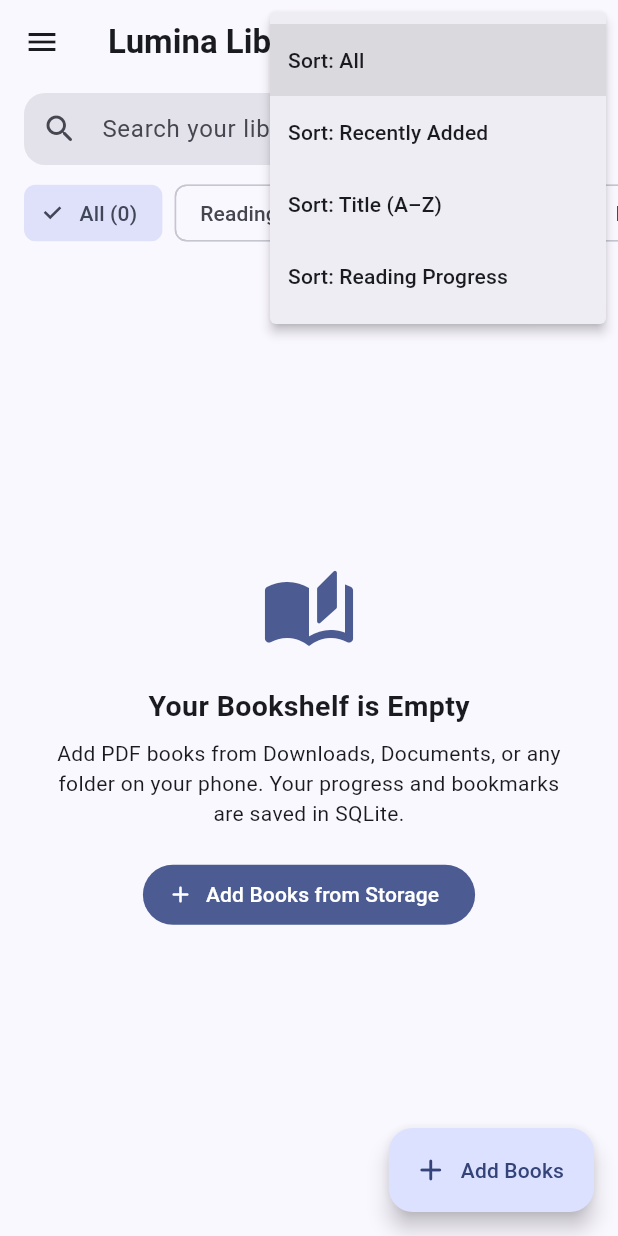
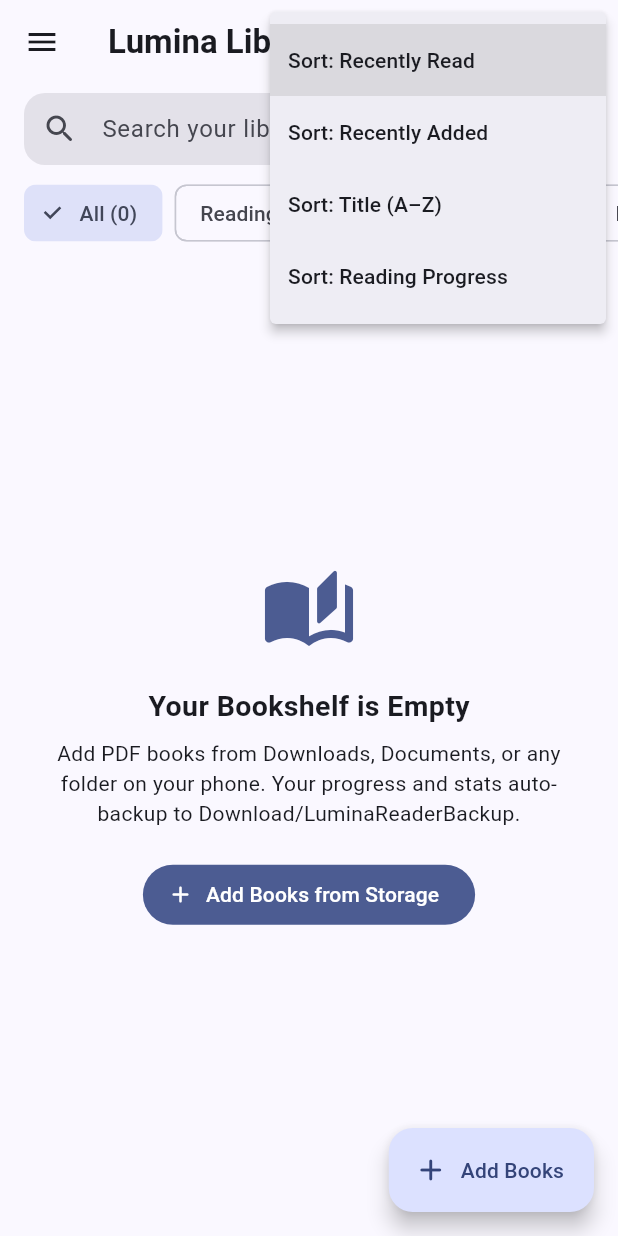
Before and after one commit to danu-codes/pdf-book-reader-flutter-app, a Flutter app: the screen it shows after launch, after a tap on the "sort" icon, on a phone screen of 412 x 824 dp. Run offline on Flutter 3.47's test engine with Material 3 defaults, Android fonts, the phone set to English and light mode, and no system bars; our stand-ins replace file_picker, permission_handler, shared_preferences, sqflite, wakelock_plus; missing offline and left inert: pdfrx; accounts and stored records are empty.

Commit message:
backup and stats update

```diff
--- a/lib/screens/library_screen.dart
+++ b/lib/screens/library_screen.dart
@@ -1,9 +1,7 @@
-import 'dart:io';
-import 'package:file_picker/file_picker.dart';
 import 'package:flutter/material.dart';
-import 'package:path/path.dart' as p;
-import 'package:path_provider/path_provider.dart';
+import 'package:permission_handler/permission_handler.dart';
 import 'package:shared_preferences/shared_preferences.dart';
+
 import '../models/book_model.dart';
 import '../services/pdf_scanner_service.dart';
 import '../services/storage_service.dart';
@@ -36,6 +34,9 @@ class _LibraryScreenState extends State<LibraryScreen> {
   bool _defaultHorizontal = false;
   bool _keepScreenAwake = true;
   int _coverStorageBytes = 0;
+  int _archivedFinished = 0;
+  int _archivedPages = 0;
+  bool _backupExists = false;
 
   @override
   void initState() {
@@ -44,36 +45,52 @@ class _LibraryScreenState extends State<LibraryScreen> {
   }
 
   Future<void> _initFast() async {
-    await Future.wait([
-      _reloadBooks(),
-      _loadReaderPreferences(),
-    ]);
-    // Defer legacy cleanup so first frame & splash finish immediately
+    await _ensureBackupFolderPermission();
+    await Future.wait([_reloadBooks(), _loadReaderPreferences()]);
     Future.delayed(const Duration(seconds: 2), () {
       _storage.cleanupLegacyDuplicates();
+    });
+
+    // If database is empty (fresh install or after Clear App Data) AND
+    // lumina_auto_backup.json exists in /Download/LuminaReaderBackup/,
+    // ask permission to restore immediately.
+    if (mounted &&
+        _books.isEmpty &&
+        _archivedFinished == 0 &&
+        _archivedPages == 0 &&
+        _backupExists) {
+      _promptRestoreFromFixedBackup();
+    }
+  }
+
+  Future<void> _ensureBackupFolderPermission() async {
+    if (await Permission.manageExternalStorage.isGranted) return;
+    await Permission.manageExternalStorage.request();
+  }
+
+  Future<void> _reloadBooks() async {
+    final books = await _storage.getLibraryBooks();
+    final coverBytes = await _storage.getCoverStorageBytes();
+    final archived = await _storage.getArchivedStats();
+    final hasBackup = await _storage.hasExistingBackupFile();
+    if (!mounted) return;
+    setState(() {
+      _books = books;
+      _coverStorageBytes = coverBytes;
+      _archivedFinished = archived.archivedFinished;
+      _archivedPages = archived.archivedPages;
+      _backupExists = hasBackup;
+      _isLoading = false;
     });
   }
 
   Future<void> _loadReaderPreferences() async {
     final prefs = await SharedPreferences.getInstance();
-    final coverBytes = await _storage.getCoverStorageBytes();
     if (!mounted) return;
     setState(() {
       _defaultThemeIndex = prefs.getInt('reader_theme_mode') ?? 0;
       _defaultHorizontal = prefs.getBool('reader_horizontal') ?? false;
       _keepScreenAwake = prefs.getBool('reader_wakelock') ?? true;
-      _coverStorageBytes = coverBytes;
-    });
-  }
-
-  Future<void> _reloadBooks() async {
-    final books = await _storage.getLibraryBooks();
-    final coverBytes = await _storage.getCoverStorageBytes();
-    if (!mounted) return;
-    setState(() {
-      _books = books;
-      _coverStorageBytes = coverBytes;
-      _isLoading = false;
     });
   }
 
@@ -103,12 +120,13 @@ class _LibraryScreenState extends State<LibraryScreen> {
 
     switch (_sortOption) {
       case _SortOption.recent:
-        break; // Already sorted by lastOpened in StorageService
+        break;
       case _SortOption.added:
         filtered.sort((a, b) => b.dateAdded.compareTo(a.dateAdded));
       case _SortOption.title:
         filtered.sort(
-                (a, b) => a.title.toLowerCase().compareTo(b.title.toLowerCase()));
+              (a, b) => a.title.toLowerCase().compareTo(b.title.toLowerCase()),
+        );
       case _SortOption.progress:
         filtered.sort((a, b) => b.progress.compareTo(a.progress));
     }
@@ -140,32 +158,58 @@ class _LibraryScreenState extends State<LibraryScreen> {
     }
   }
 
-  Future<void> _exportBackup() async {
-    final jsonStr = await _storage.exportLibraryBackupJson();
-    final dir = await getExternalStorageDirectory() ??
-        await getApplicationDocumentsDirectory();
-    final filePath = p.join(dir.path, 'lumina_library_backup.json');
-    await File(filePath).writeAsString(jsonStr);
+  Future<void> _promptRestoreFromFixedBackup() async {
     if (!mounted) return;
-    Navigator.pop(context);
-    ScaffoldMessenger.of(context).showSnackBar(
-      SnackBar(content: Text('Backup saved to: $filePath')),
+    showDialog(
+      context: context,
+      barrierDismissible: false,
+      builder: (ctx) => AlertDialog(
+        icon: const Icon(Icons.restore_rounded, size: 36),
+        title: const Text('Restore Previous Backup?'),
+        content: const Text(
+          'Found an existing backup in Download/LuminaReaderBackup/lumina_auto_backup.json.\n\nDo you want to restore your finished books count, pages read, bookmarks, and library?',
+        ),
+        actions: [
+          TextButton(
+            onPressed: () => Navigator.pop(ctx),
+            child: const Text('Not Now'),
+          ),
+          FilledButton.icon(
+            onPressed: () async {
+              Navigator.pop(ctx);
+              await _restoreNowFromFixedFolder();
+            },
+            icon: const Icon(Icons.check_rounded),
+            label: const Text('Restore All Data'),
+          ),
+        ],
+      ),
     );
   }
 
-  Future<void> _importBackup() async {
-    final picked = await FilePicker.pickFiles(
-      type: FileType.custom,
-      allowedExtensions: ['json'],
-    );
-    if (picked.isEmpty || picked.first.path == null) return;
-    final jsonStr = await File(picked.first.path!).readAsString();
-    final count = await _storage.importLibraryBackupJson(jsonStr);
+  Future<void> _restoreNowFromFixedFolder() async {
+    await _ensureBackupFolderPermission();
+    final result = await _storage.restoreFromFixedBackupLocation();
     await _reloadBooks();
     if (!mounted) return;
-    Navigator.pop(context);
+
+    if (result == null) {
       ScaffoldMessenger.of(context).showSnackBar(
-      SnackBar(content: Text('Restored progress for $count books')),
+        const SnackBar(
+          content: Text(
+            'No backup found at Download/LuminaReaderBackup/lumina_auto_backup.json',
+          ),
+        ),
+      );
+      return;
+    }
+
+    ScaffoldMessenger.of(context).showSnackBar(
+      SnackBar(
+        content: Text(
+          'Restored ${result.restoredBooks} books, ${result.finishedCount} finished, and ${result.pagesRead} pages read!',
+        ),
+      ),
     );
   }
 
@@ -182,8 +226,10 @@ class _LibraryScreenState extends State<LibraryScreen> {
                 book.title,
                 maxLines: 1,
                 overflow: TextOverflow.ellipsis,
-                style:
-                const TextStyle(fontSize: 16, fontWeight: FontWeight.bold),
+                style: const TextStyle(
+                  fontSize: 16,
+                  fontWeight: FontWeight.bold,
+                ),
               ),
             ),
             ListTile(
@@ -200,9 +246,11 @@ class _LibraryScreenState extends State<LibraryScreen> {
                     ? Icons.undo_rounded
                     : Icons.check_circle_outline_rounded,
               ),
-              title: Text(book.isManuallyFinished
+              title: Text(
+                book.isManuallyFinished
                     ? 'Mark as Unfinished'
-                  : 'Mark as Finished'),
+                    : 'Mark as Finished',
+              ),
               onTap: () async {
                 Navigator.pop(ctx);
                 book.isManuallyFinished = !book.isManuallyFinished;
@@ -220,13 +268,15 @@ class _LibraryScreenState extends State<LibraryScreen> {
               },
             ),
             ListTile(
-              leading: Icon(Icons.delete_outline_rounded,
-                  color: Theme.of(context).colorScheme.error),
+              leading: Icon(
+                Icons.delete_outline_rounded,
+                color: Theme.of(context).colorScheme.error,
+              ),
               title: Text(
                 'Remove from Library',
                 style: TextStyle(color: Theme.of(context).colorScheme.error),
               ),
-              subtitle: const Text('Keeps original PDF file on your phone'),
+              subtitle: const Text('Keeps original PDF file & reading stats'),
               onTap: () async {
                 Navigator.pop(ctx);
                 await _storage.removeBookFromLibrary(book.filePath);
@@ -274,12 +324,14 @@ class _LibraryScreenState extends State<LibraryScreen> {
 
   Widget _buildSidebarDrawer(BuildContext context) {
     final cs = Theme.of(context).colorScheme;
-    final finishedCount =
+    final finishedCount = _archivedFinished +
         _books.where((b) => b.shelf == ReadingShelf.finished).length;
-    final totalPagesRead =
+    final totalPagesRead = _archivedPages +
         _books.fold<int>(0, (sum, b) => sum + (b.lastPage > 1 ? b.lastPage : 0));
-    final totalBookmarks =
-    _books.fold<int>(0, (sum, b) => sum + b.bookmarks.length);
+    final totalBookmarks = _books.fold<int>(
+      0,
+          (sum, b) => sum + b.bookmarks.length,
+    );
     final coverKb = (_coverStorageBytes / 1024).toStringAsFixed(0);
 
     return Drawer(
@@ -297,8 +349,11 @@ class _LibraryScreenState extends State<LibraryScreen> {
                 children: [
                   Row(
                     children: [
-                      Icon(Icons.auto_stories_rounded,
-                          size: 30, color: cs.primary),
+                      Icon(
+                        Icons.auto_stories_rounded,
+                        size: 30,
+                        color: cs.primary,
+                      ),
                       const SizedBox(width: 10),
                       Text(
                         'Lumina Reader',
@@ -330,7 +385,8 @@ class _LibraryScreenState extends State<LibraryScreen> {
                 style: TextStyle(
                   fontSize: 11,
                   fontWeight: FontWeight.w700,
-                    letterSpacing: 0.8),
+                  letterSpacing: 0.8,
+                ),
               ),
             ),
             ListTile(
@@ -377,7 +433,8 @@ class _LibraryScreenState extends State<LibraryScreen> {
                 style: TextStyle(
                   fontSize: 11,
                   fontWeight: FontWeight.w700,
-                    letterSpacing: 0.8),
+                  letterSpacing: 0.8,
+                ),
               ),
             ),
             ListTile(
@@ -398,7 +455,9 @@ class _LibraryScreenState extends State<LibraryScreen> {
             SwitchListTile(
               secondary: const Icon(Icons.swap_horiz_rounded),
               title: const Text('Horizontal Page Flip'),
-              subtitle: const Text('Swipe left/right instead of vertical scroll'),
+              subtitle: const Text(
+                'Swipe left/right instead of vertical scroll',
+              ),
               value: _defaultHorizontal,
               onChanged: (val) async {
                 final prefs = await SharedPreferences.getInstance();
@@ -421,24 +480,36 @@ class _LibraryScreenState extends State<LibraryScreen> {
             const Padding(
               padding: EdgeInsets.fromLTRB(16, 8, 16, 4),
               child: Text(
-                'DATA & BACKUP',
+                'AUTO-BACKUP & RESTORE',
                 style: TextStyle(
                   fontSize: 11,
                   fontWeight: FontWeight.w700,
-                    letterSpacing: 0.8),
+                  letterSpacing: 0.8,
+                ),
               ),
             ),
             ListTile(
-              leading: const Icon(Icons.upload_file_rounded),
-              title: const Text('Export Reading Progress'),
-              subtitle: const Text('Save bookmarks & pages to JSON'),
-              onTap: _exportBackup,
+              leading: Icon(
+                _backupExists
+                    ? Icons.cloud_done_rounded
+                    : Icons.sync_rounded,
+                color: cs.primary,
+              ),
+              title: const Text('Auto-Backup Location'),
+              subtitle: const Text(
+                'Download/LuminaReaderBackup/lumina_auto_backup.json\n(Auto-saved on every change)',
+              ),
             ),
             ListTile(
               leading: const Icon(Icons.restore_page_rounded),
-              title: const Text('Restore Progress Backup'),
-              subtitle: const Text('Import from JSON backup file'),
-              onTap: _importBackup,
+              title: const Text('Restore from Auto-Backup'),
+              subtitle: const Text(
+                'Recover stats & books from Download/LuminaReaderBackup',
+              ),
+              onTap: () async {
+                Navigator.pop(context);
+                await _restoreNowFromFixedFolder();
+              },
             ),
             ListTile(
               leading: const Icon(Icons.storage_rounded),
@@ -458,10 +529,7 @@ class _LibraryScreenState extends State<LibraryScreen> {
           value,
           style: const TextStyle(fontSize: 17, fontWeight: FontWeight.bold),
         ),
-        Text(
-          label,
-          style: const TextStyle(fontSize: 11),
-        ),
+        Text(label, style: const TextStyle(fontSize: 11)),
       ],
     );
   }
@@ -491,7 +559,7 @@ class _LibraryScreenState extends State<LibraryScreen> {
             itemBuilder: (_) => const [
               PopupMenuItem(
                 value: _SortOption.recent,
-                child: Text('Sort: All'),
+                child: Text('Sort: Recently Read'),
               ),
               PopupMenuItem(
                 value: _SortOption.added,
@@ -608,7 +676,7 @@ class _LibraryScreenState extends State<LibraryScreen> {
             ),
             const SizedBox(height: 8),
             const Text(
-              'Add PDF books from Downloads, Documents, or any folder on your phone. Your progress and bookmarks are saved in SQLite.',
+              'Add PDF books from Downloads, Documents, or any folder on your phone. Your progress and stats auto-backup to Download/LuminaReaderBackup.',
               textAlign: TextAlign.center,
             ),
             const SizedBox(height: 20),
--- a/lib/services/storage_service.dart
+++ b/lib/services/storage_service.dart
@@ -12,7 +12,16 @@ typedef BookLibraryMap = Map<String, BookModel>;
 class StorageService {
   static const String _dbName = 'lumina_reader.db';
   static const String _tableBooks = 'books';
+  static const String _tableStats = 'reading_stats';
   static const String _legacyPrefsKey = 'lumina_library_books_v2';
+
+  /// Fixed public location that survives Clear Cache, Clear Data, and Uninstall
+  static const String fixedBackupDirPath =
+      '/storage/emulated/0/Download/LuminaReaderBackup';
+  static const String autoBackupFileName = 'lumina_auto_backup.json';
+
+  static String get fixedBackupFilePath =>
+      p.join(fixedBackupDirPath, autoBackupFileName);
 
   static Database? _db;
   static Timer? _debounce;
@@ -25,7 +34,7 @@ class StorageService {
 
     _db = await openDatabase(
       dbPath,
-      version: 1,
+      version: 2,
       onCreate: (db, version) async {
         await db.execute('''
           CREATE TABLE $_tableBooks (
@@ -41,11 +50,32 @@ class StorageService {
             isManuallyFinished INTEGER NOT NULL
           )
         ''');
+        await _createStatsTable(db);
+      },
+      onUpgrade: (db, oldVersion, newVersion) async {
+        if (oldVersion < 2) {
+          await _createStatsTable(db);
+        }
       },
     );
 
     await _migrateFromLegacyPrefs(_db!);
     return _db!;
+  }
+
+  Future<void> _createStatsTable(Database db) async {
+    await db.execute('''
+      CREATE TABLE IF NOT EXISTS $_tableStats (
+        id INTEGER PRIMARY KEY CHECK (id = 1),
+        archivedFinishedCount INTEGER NOT NULL DEFAULT 0,
+        archivedPagesRead INTEGER NOT NULL DEFAULT 0
+      )
+    ''');
+    await db.insert(
+      _tableStats,
+      {'id': 1, 'archivedFinishedCount': 0, 'archivedPagesRead': 0},
+      conflictAlgorithm: ConflictAlgorithm.ignore,
+    );
   }
 
   Future<void> _migrateFromLegacyPrefs(Database db) async {
@@ -117,6 +147,7 @@ class StorageService {
       if (await File(book.filePath).exists()) {
         validBooks.add(book);
       } else {
+        await _archiveBookStats(db, book);
         missingPaths.add(book.filePath);
       }
     }
@@ -127,6 +158,7 @@ class StorageService {
         batch.delete(_tableBooks, where: 'filePath = ?', whereArgs: [path]);
       }
       await batch.commit(noResult: true);
+      await syncAutoBackupNow();
     }
 
     validBooks.sort((a, b) {
@@ -141,6 +173,29 @@ class StorageService {
     return validBooks;
   }
 
+  Future<void> _archiveBookStats(Database db, BookModel book) async {
+    final isFinished = book.shelf == ReadingShelf.finished ? 1 : 0;
+    final pagesRead = book.lastPage > 1 ? book.lastPage : 0;
+    if (isFinished == 0 && pagesRead == 0) return;
+
+    await db.rawUpdate('''
+      UPDATE $_tableStats
+      SET archivedFinishedCount = archivedFinishedCount + ?,
+          archivedPagesRead = archivedPagesRead + ?
+      WHERE id = 1
+    ''', [isFinished, pagesRead]);
+  }
+
+  Future<({int archivedFinished, int archivedPages})> getArchivedStats() async {
+    final db = await database;
+    final rows = await db.query(_tableStats, where: 'id = 1');
+    if (rows.isEmpty) return (archivedFinished: 0, archivedPages: 0);
+    return (
+    archivedFinished: rows.first['archivedFinishedCount'] as int? ?? 0,
+    archivedPages: rows.first['archivedPagesRead'] as int? ?? 0,
+    );
+  }
+
   Future<void> addBooksToLibrary(List<BookModel> books) async {
     final db = await database;
     final batch = db.batch();
@@ -152,23 +207,31 @@ class StorageService {
       );
     }
     await batch.commit(noResult: true);
+    await syncAutoBackupNow();
   }
 
   Future<void> removeBookFromLibrary(String filePath) async {
     final db = await database;
     final rows = await db.query(
       _tableBooks,
-      columns: ['thumbnailPath'],
       where: 'filePath = ?',
       whereArgs: [filePath],
     );
     if (rows.isNotEmpty) {
-      final thumbPath = rows.first['thumbnailPath'] as String?;
-      if (thumbPath != null && await File(thumbPath).exists()) {
-        await File(thumbPath).delete();
+      final book = _fromRow(rows.first);
+      await _archiveBookStats(db, book);
+
+      if (book.thumbnailPath != null &&
+          await File(book.thumbnailPath!).exists()) {
+        await File(book.thumbnailPath!).delete();
+      }
+
+      if (filePath.contains('library_pdfs') && await File(filePath).exists()) {
+        await File(filePath).delete();
       }
     }
     await db.delete(_tableBooks, where: 'filePath = ?', whereArgs: [filePath]);
+    await syncAutoBackupNow();
   }
 
   Future<void> resetBookProgress(BookModel book) async {
@@ -201,6 +264,7 @@ class StorageService {
       _toRow(book),
       conflictAlgorithm: ConflictAlgorithm.replace,
     );
+    await syncAutoBackupNow();
   }
 
   Future<void> flushNow() async {
@@ -211,31 +275,109 @@ class StorageService {
     }
   }
 
-  /// Exports all library metadata, reading pages, and bookmarks as JSON.
-  Future<String> exportLibraryBackupJson() async {
-    final books = await getLibraryBooks();
-    return BookModel.encodeList(books);
+  // ---------------------------------------------------------------------------
+  // Fixed-Location Auto-Backup & Restore (/Download/LuminaReaderBackup/)
+  // ---------------------------------------------------------------------------
+
+  Future<bool> hasExistingBackupFile() async {
+    try {
+      return await File(fixedBackupFilePath).exists();
+    } catch (_) {
+      return false;
+    }
   }
 
-  /// Restores reading progress & bookmarks from a JSON backup for matching files.
-  Future<int> importLibraryBackupJson(String jsonStr) async {
-    final imported = BookModel.decodeList(jsonStr);
+  /// Automatically writes the full SQLite state (books + lifetime stats)
+  /// to /storage/emulated/0/Download/LuminaReaderBackup/lumina_auto_backup.json
+  Future<bool> syncAutoBackupNow() async {
+    try {
+      final dir = Directory(fixedBackupDirPath);
+      if (!await dir.exists()) {
+        await dir.create(recursive: true);
+      }
+      final jsonStr = await exportFullStateJson();
+      final backupFile = File(fixedBackupFilePath);
+      await backupFile.writeAsString(jsonStr, flush: true);
+      return true;
+    } catch (_) {
+      return false;
+    }
+  }
+
+  Future<String> exportFullStateJson() async {
     final db = await database;
+    final rows = await db.query(_tableBooks);
+    final books = rows.map(_fromRow).toList();
+    final stats = await getArchivedStats();
+
+    final payload = {
+      'version': 2,
+      'updatedAt': DateTime.now().toIso8601String(),
+      'archivedFinishedCount': stats.archivedFinished,
+      'archivedPagesRead': stats.archivedPages,
+      'books': books.map((b) => b.toJson()).toList(),
+    };
+    return jsonEncode(payload);
+  }
+
+  /// Reads directly from /storage/emulated/0/Download/LuminaReaderBackup/lumina_auto_backup.json
+  /// and restores all books, bookmarks, reading pages, and lifetime stats.
+  Future<({int restoredBooks, int finishedCount, int pagesRead})?>
+  restoreFromFixedBackupLocation() async {
+    final backupFile = File(fixedBackupFilePath);
+    if (!await backupFile.exists()) return null;
+
+    final jsonStr = await backupFile.readAsString();
+    final db = await database;
+    final decoded = jsonDecode(jsonStr);
+
+    int archivedFinished = 0;
+    int archivedPages = 0;
+    List<BookModel> books = [];
+
+    if (decoded is Map<String, dynamic>) {
+      archivedFinished = decoded['archivedFinishedCount'] as int? ?? 0;
+      archivedPages = decoded['archivedPagesRead'] as int? ?? 0;
+      final rawBooks = decoded['books'] as List<dynamic>? ?? [];
+      books = rawBooks
+          .map((e) => BookModel.fromJson(e as Map<String, dynamic>))
+          .toList();
+    } else if (decoded is List) {
+      books = BookModel.decodeList(jsonStr);
+    }
+
+    int restoredCount = 0;
     final batch = db.batch();
-    int restored = 0;
 
-    for (final book in imported) {
+    for (final book in books) {
       if (await File(book.filePath).exists()) {
         batch.insert(
           _tableBooks,
           _toRow(book),
           conflictAlgorithm: ConflictAlgorithm.replace,
         );
-        restored++;
+        restoredCount++;
+      } else {
+        if (book.shelf == ReadingShelf.finished) archivedFinished++;
+        if (book.lastPage > 1) archivedPages += book.lastPage;
       }
     }
+
+    batch.rawUpdate('''
+      UPDATE $_tableStats
+      SET archivedFinishedCount = ?,
+          archivedPagesRead = ?
+      WHERE id = 1
+    ''', [archivedFinished, archivedPages]);
+
     await batch.commit(noResult: true);
-    return restored;
+    await syncAutoBackupNow();
+
+    return (
+    restoredBooks: restoredCount,
+    finishedCount: archivedFinished,
+    pagesRead: archivedPages,
+    );
   }
 
   Future<int> getCoverStorageBytes() async {
--- a/pubspec.yaml
+++ b/pubspec.yaml
@@ -38,6 +38,7 @@ dependencies:
   wakelock_plus: ^1.2.8
   path: ^1.9.0
   path_provider: ^2.1.4
+  permission_handler: ^11.3.1
 
 dev_dependencies:
   flutter_test:
```
Also changed, not shown: pubspec.lock, 1 other file. Lines whose indentation alone changed are shown as unchanged.
